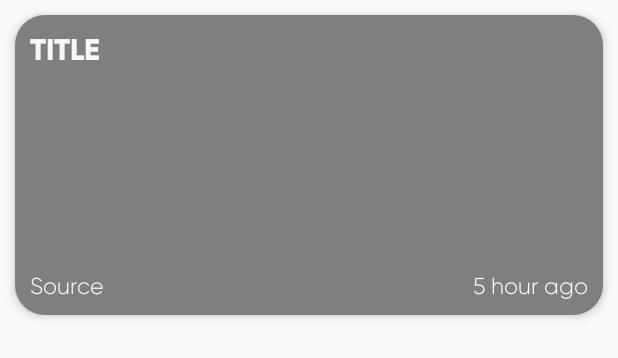
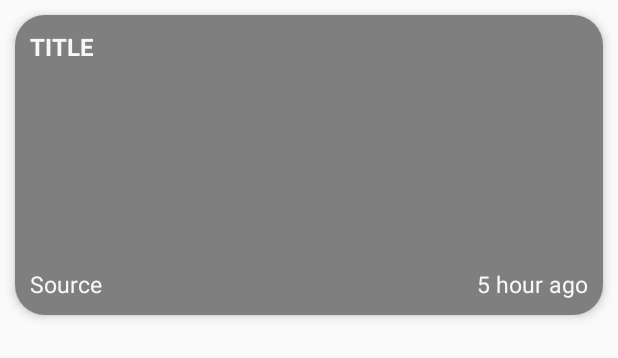
Before and after one commit to paliwalankita/uptodate, an Android app: the layout news_list_item.xml on its own in the app's theme, with its tools: preview values and no code run, on a phone screen of 412 x 824 dp. Shown: the top 358 px of the screen. Run offline under Robolectric (Android 15) with nearby library versions, the phone set to English and light mode, and no system bars; network calls fail.

Commit message:
font change

```diff
--- a/app/src/main/java/com/ankita/newsapplication/ui/WebFragment.kt
+++ b/app/src/main/java/com/ankita/newsapplication/ui/WebFragment.kt
@@ -1,11 +1,13 @@
 package com.ankita.newsapplication.ui
 
+import android.content.Context
 import android.os.Bundle
 import androidx.fragment.app.Fragment
 import android.view.LayoutInflater
 import android.view.View
 import android.view.ViewGroup
 import android.webkit.WebViewClient
+import androidx.navigation.fragment.findNavController
 import androidx.navigation.fragment.navArgs
 import com.ankita.newsapplication.R
 import com.ankita.newsapplication.databinding.FragmentWebBinding
@@ -16,6 +18,10 @@ class WebFragment : Fragment() {
     lateinit var viewModel: NewsViewModel
     val args: WebFragmentArgs by navArgs()
 
+    override fun onAttach(context: Context) {
+        super.onAttach(context)
+        //(activity as MainActivity).binding.bottomNavigation.visibility = View.GONE
+    }
     override fun onCreateView(
         inflater: LayoutInflater, container: ViewGroup?,
         savedInstanceState: Bundle?
--- a/app/src/main/res/layout/news_list_item.xml
+++ b/app/src/main/res/layout/news_list_item.xml
@@ -35,10 +35,10 @@
                 android:id="@+id/tvNewsTitle"
                 android:layout_width="wrap_content"
                 android:layout_height="wrap_content"
-                android:fontFamily="@font/g_bold"
                 android:padding="10dp"
                 android:textColor="@color/white"
-                android:textSize="20sp"
+                android:textSize="16sp"
+                android:textStyle="bold"
                 tools:text="TITLE" />
 
             <LinearLayout
@@ -52,7 +52,6 @@
                     android:id="@+id/tvNewsSource"
                     android:layout_width="wrap_content"
                     android:layout_height="wrap_content"
-                    android:fontFamily="@font/g_light"
                     android:textColor="@color/white"
                     android:textSize="15sp"
                     tools:text="Source" />
@@ -61,7 +60,6 @@
                     android:id="@+id/tvNewsDate"
                     android:layout_width="match_parent"
                     android:layout_height="wrap_content"
-                    android:fontFamily="@font/g_light"
                     android:gravity="end"
                     android:textColor="@color/white"
                     android:textSize="15sp"
```
Also changed, not shown: app/src/main/java/com/ankita/newsapplication/ui/MainActivity.kt (+24 -1 lines), app/src/main/java/com/ankita/newsapplication/ui/SearchFragment.kt (+17 -3 lines), app/src/main/res/layout/fragment_search.xml (+2 -5 lines), 1 other file.
